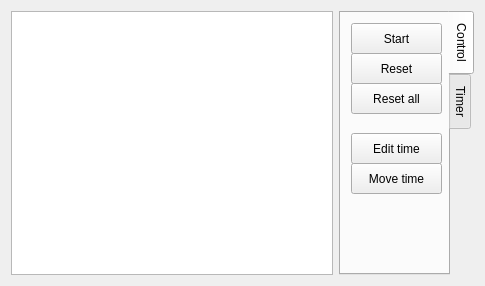
First picture: the form in src/gui/main_dialog.ui, repository ymoch/Qta, before the edit.
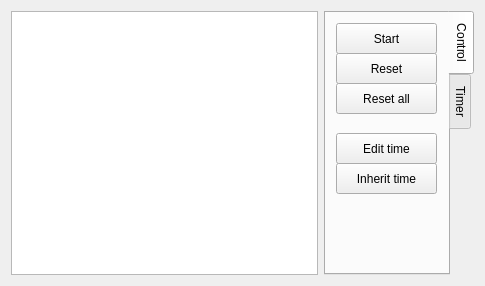
Second picture: the form after the edit.

Commit message: Fix for Mac OS X

What changed in the file:
```diff
--- a/src/gui/main_dialog.ui
+++ b/src/gui/main_dialog.ui
@@ -65,7 +65,7 @@
     <widget class="QTabWidget" name="tabWidget">
      <property name="minimumSize">
       <size>
-       <width>135</width>
+       <width>150</width>
        <height>195</height>
       </size>
      </property>
@@ -93,7 +93,7 @@
         <rect>
          <x>10</x>
          <y>10</y>
-         <width>91</width>
+         <width>101</width>
          <height>31</height>
         </rect>
        </property>
@@ -106,7 +106,7 @@
         <rect>
          <x>10</x>
          <y>70</y>
-         <width>91</width>
+         <width>101</width>
          <height>31</height>
         </rect>
        </property>
@@ -119,7 +119,7 @@
         <rect>
          <x>10</x>
          <y>40</y>
-         <width>91</width>
+         <width>101</width>
          <height>31</height>
         </rect>
        </property>
@@ -132,12 +132,12 @@
         <rect>
          <x>10</x>
          <y>150</y>
-         <width>91</width>
+         <width>101</width>
          <height>31</height>
         </rect>
        </property>
        <property name="text">
-        <string>Move time</string>
+        <string>Inherit time</string>
        </property>
       </widget>
       <widget class="QPushButton" name="controlEditTimeButton">
@@ -145,7 +145,7 @@
         <rect>
          <x>10</x>
          <y>120</y>
-         <width>91</width>
+         <width>101</width>
          <height>31</height>
         </rect>
        </property>
```
Left out of the diff: 8 changed lines with no effect on the pictures.
